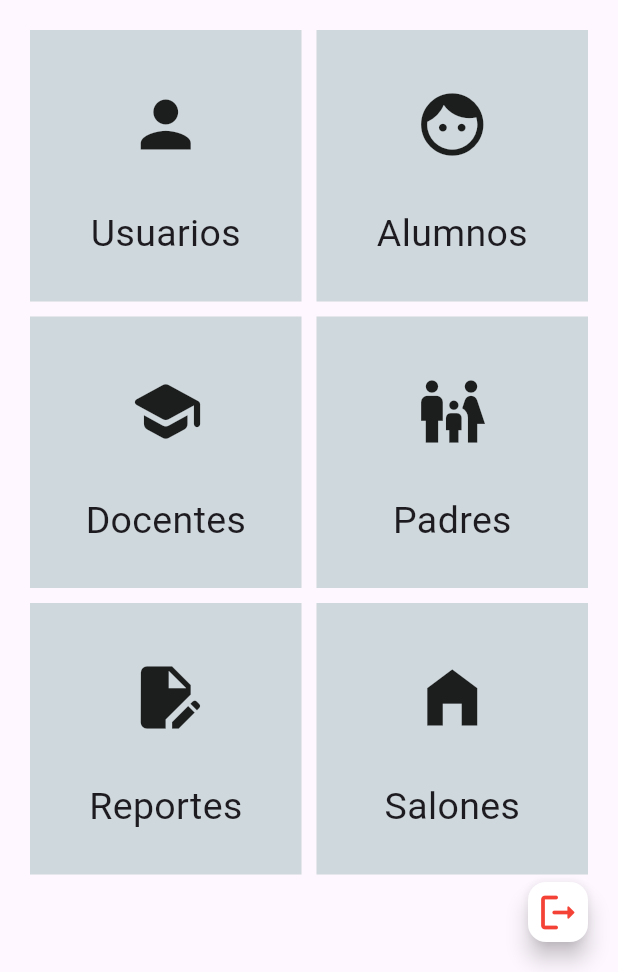
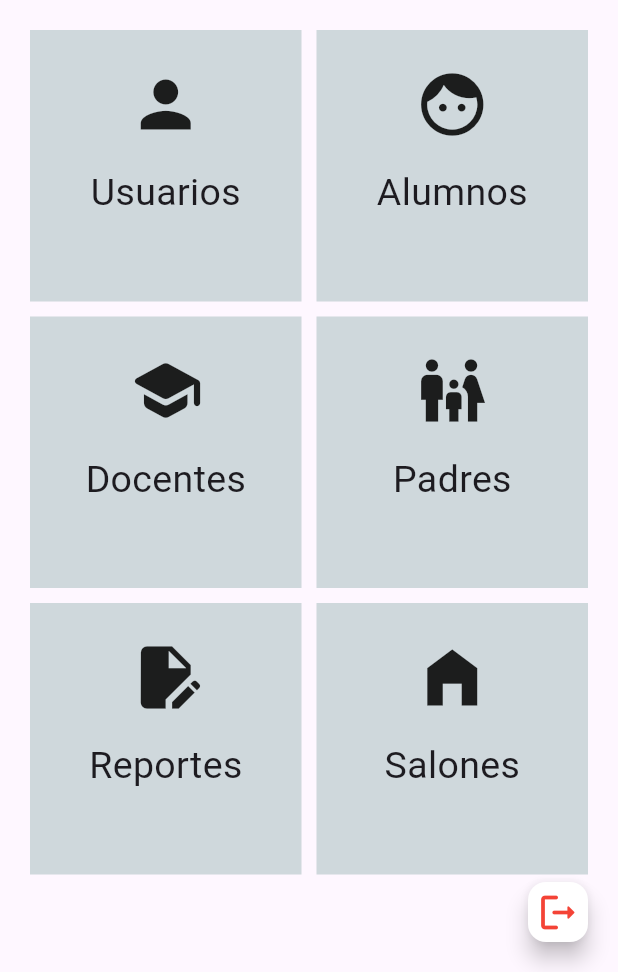
Before and after one commit to AlfredL24/gerep, a Flutter app: the MainScreenView screen opened by its route, on a phone screen of 412 x 824 dp, the part 264-1236 px from its top. Run offline on Flutter 3.47's test engine with Material 3 defaults, Android fonts, the phone set to English and light mode, and no system bars.

Commit message:
se arregla error de overflow by pixeles con MediaQuery y SingleScroll

```diff
--- a/lib/main_screen_view.dart
+++ b/lib/main_screen_view.dart
@@ -44,7 +44,10 @@ class MainScreenView extends StatelessWidget {
           SizedBox(height: 20),
           Image.asset('assets/logo_gerep.png', height: 100),
           Expanded(
+            child: SingleChildScrollView(
               child: GridView.count(
+                shrinkWrap: true,
+                physics: NeverScrollableScrollPhysics(),
                 primary: false,
                 padding: const EdgeInsets.all(20),
                 crossAxisSpacing: 10,
@@ -58,10 +61,15 @@ class MainScreenView extends StatelessWidget {
                       color: Colors.blueGrey[100],
                       child: Column(
                         children: [
-                        SizedBox(height: 30),
+                          SizedBox(
+                              height:
+                                  MediaQuery.of(context).size.height * 0.02),
                           Icon(Icons.person, size: 50),
-                        SizedBox(height: 30),
-                        const Text('Usuarios', style: TextStyle(fontSize: 25)),
+                          SizedBox(
+                              height:
+                                  MediaQuery.of(context).size.height * 0.02),
+                          const Text('Usuarios',
+                              style: TextStyle(fontSize: 25)),
                         ],
                       ),
                     ),
@@ -73,9 +81,13 @@ class MainScreenView extends StatelessWidget {
                       color: Colors.blueGrey[100],
                       child: Column(
                         children: [
-                        SizedBox(height: 30),
+                          SizedBox(
+                              height:
+                                  MediaQuery.of(context).size.height * 0.02),
                           Icon(Icons.face_sharp, size: 50),
-                        SizedBox(height: 30),
+                          SizedBox(
+                              height:
+                                  MediaQuery.of(context).size.height * 0.02),
                           Text('Alumnos', style: TextStyle(fontSize: 25)),
                         ],
                       ),
@@ -88,10 +100,15 @@ class MainScreenView extends StatelessWidget {
                       color: Colors.blueGrey[100],
                       child: Column(
                         children: [
-                        SizedBox(height: 30),
+                          SizedBox(
+                              height:
+                                  MediaQuery.of(context).size.height * 0.02),
                           Icon(Icons.school_rounded, size: 50),
-                        SizedBox(height: 30),
-                        const Text('Docentes', style: TextStyle(fontSize: 25)),
+                          SizedBox(
+                              height:
+                                  MediaQuery.of(context).size.height * 0.02),
+                          const Text('Docentes',
+                              style: TextStyle(fontSize: 25)),
                         ],
                       ),
                     ),
@@ -103,9 +120,13 @@ class MainScreenView extends StatelessWidget {
                       color: Colors.blueGrey[100],
                       child: Column(
                         children: [
-                        SizedBox(height: 30),
+                          SizedBox(
+                              height:
+                                  MediaQuery.of(context).size.height * 0.02),
                           Icon(Icons.family_restroom, size: 50),
-                        SizedBox(height: 30),
+                          SizedBox(
+                              height:
+                                  MediaQuery.of(context).size.height * 0.02),
                           const Text('Padres', style: TextStyle(fontSize: 25)),
                         ],
                       ),
@@ -118,10 +139,15 @@ class MainScreenView extends StatelessWidget {
                       color: Colors.blueGrey[100],
                       child: Column(
                         children: [
-                        SizedBox(height: 30),
+                          SizedBox(
+                              height:
+                                  MediaQuery.of(context).size.height * 0.02),
                           Icon(Icons.edit_document, size: 50),
-                        SizedBox(height: 30),
-                        const Text('Reportes', style: TextStyle(fontSize: 25)),
+                          SizedBox(
+                              height:
+                                  MediaQuery.of(context).size.height * 0.02),
+                          const Text('Reportes',
+                              style: TextStyle(fontSize: 25)),
                         ],
                       ),
                     ),
@@ -133,15 +159,20 @@ class MainScreenView extends StatelessWidget {
                       color: Colors.blueGrey[100],
                       child: Column(
                         children: [
-                        SizedBox(height: 30),
+                          SizedBox(
+                              height:
+                                  MediaQuery.of(context).size.height * 0.02),
                           Icon(Icons.home_filled, size: 50),
-                        SizedBox(height: 30),
+                          SizedBox(
+                              height:
+                                  MediaQuery.of(context).size.height * 0.02),
                           const Text('Salones', style: TextStyle(fontSize: 25)),
                         ],
                       ),
                     ),
                   ),
                 ],
+              ),
             ),
           ),
         ],
```
Lines whose indentation alone changed are shown as unchanged.
